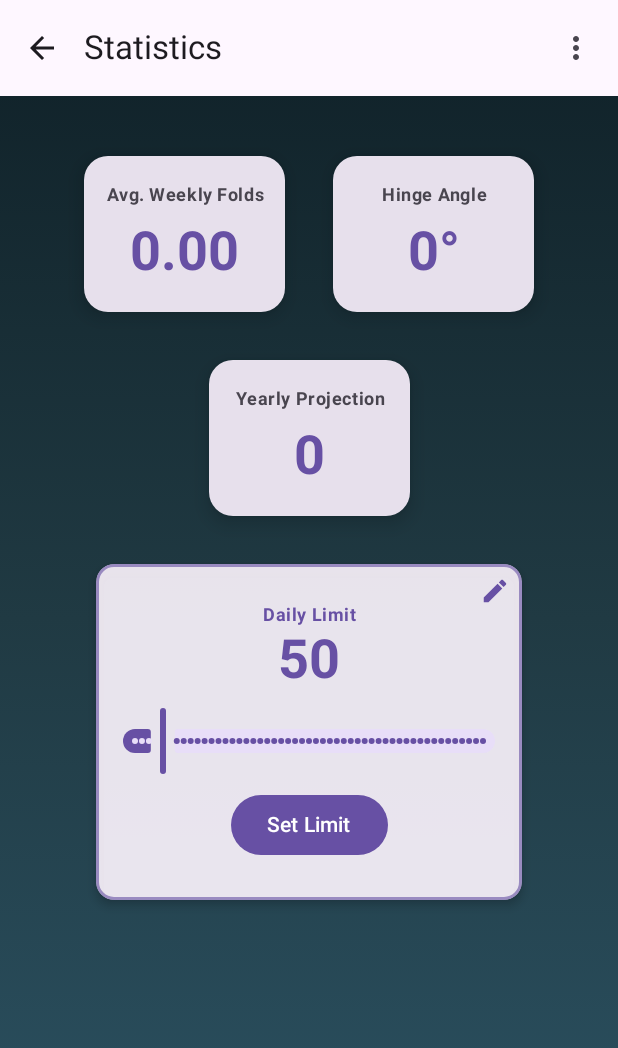
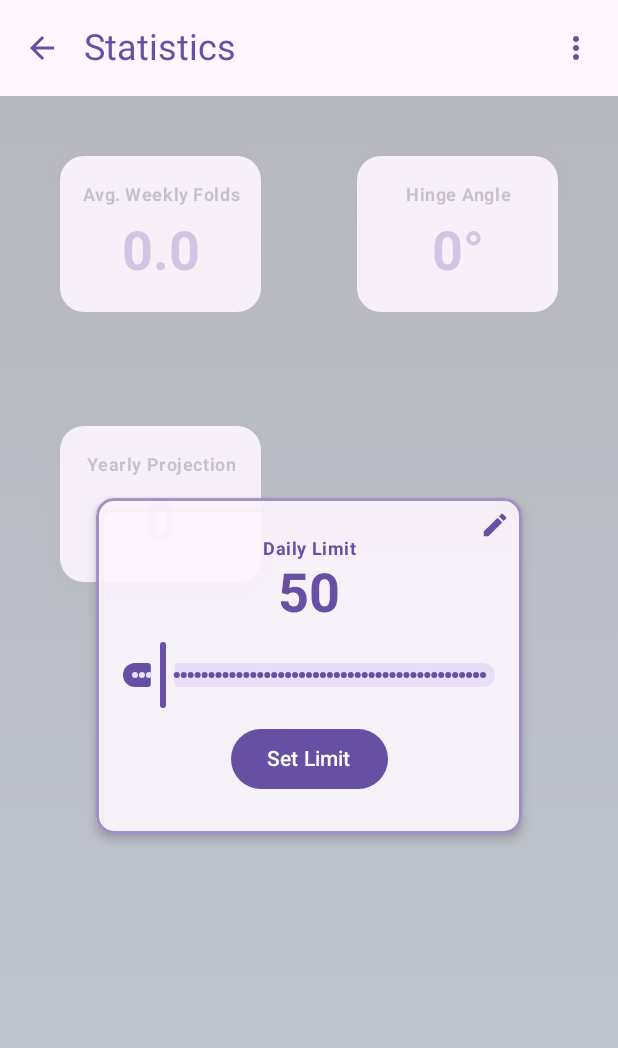
Before and after one commit to Veekshithkadaveru/FoldTracker, an Android app built with Jetpack Compose: the StatsScreen screen opened through its navigation route, after a tap on "Daily Limit", on a phone screen of 412 x 824 dp. Shown: the top 1048 px of the screen. Run offline under Robolectric (Android 15) with nearby library versions, the phone set to English and light mode, and no system bars; our stand-ins replace Dagger/Hilt's generated code; libraries missing offline, so code that uses them is left out: androidx.glance, androidx.glance.action, androidx.glance.appwidget, androidx.glance.background, androidx.glance.layout and 2 more; 3 statements that could not run were skipped.

Commit message:
Improve UI layout with larger cards and better spacing (#11)
* Improve UI layout with larger cards and better spacing

* Change Text Colors and Icon Colors in scaffold

```diff
--- a/app/src/main/java/com/example/foldtracker/core/ui/CommonUI.kt
+++ b/app/src/main/java/com/example/foldtracker/core/ui/CommonUI.kt
@@ -42,7 +42,7 @@ fun gradientBackground(): Brush = Brush.verticalGradient(
 )
 
 @Composable
-fun CounterCard(label: String, count: Any) {
+fun CounterCard(label: String, count: Any,modifier: Modifier) {
     // Fixed size for all cards
     val cardWidth = 150.dp
     val cardHeight = 120.dp
--- a/app/src/main/java/com/example/foldtracker/feature/stats/ui/StatsScreen.kt
+++ b/app/src/main/java/com/example/foldtracker/feature/stats/ui/StatsScreen.kt
@@ -3,13 +3,16 @@ package com.example.foldtracker.feature.stats.ui
 import androidx.compose.foundation.background
 import androidx.compose.foundation.gestures.detectTapGestures
 import androidx.compose.foundation.layout.Arrangement
+import androidx.compose.foundation.layout.Box
 import androidx.compose.foundation.layout.Column
 import androidx.compose.foundation.layout.Row
 import androidx.compose.foundation.layout.Spacer
 import androidx.compose.foundation.layout.fillMaxSize
-import androidx.compose.foundation.layout.fillMaxWidth
 import androidx.compose.foundation.layout.height
 import androidx.compose.foundation.layout.padding
+import androidx.compose.foundation.layout.size
+import androidx.compose.foundation.rememberScrollState
+import androidx.compose.foundation.verticalScroll
 import androidx.compose.material.icons.Icons
 import androidx.compose.material.icons.automirrored.filled.ArrowBack
 import androidx.compose.material.icons.filled.MoreVert
@@ -35,6 +38,7 @@ import androidx.compose.ui.Modifier
 import androidx.compose.ui.input.pointer.pointerInput
 import androidx.compose.ui.text.font.FontWeight
 import androidx.compose.ui.unit.dp
+import androidx.compose.ui.unit.sp
 import androidx.navigation.NavController
 import com.example.foldtracker.core.ui.CounterCard
 import com.example.foldtracker.core.ui.gradientBackground
@@ -53,15 +57,24 @@ fun StatsScreen(viewModel: CounterViewModel, navController: NavController) {
     var showAboutDialog by remember { mutableStateOf(false) }
     var showHelpDialog by remember { mutableStateOf(false) }
 
+    val scrollState = rememberScrollState()
+
     Scaffold(
         topBar = {
             TopAppBar(
-                title = { Text("Statistics") },
+                title = {
+                    Text(
+                        "Statistics",
+                        color = MaterialTheme.colorScheme.primary,
+                        fontSize = 24.sp
+                    )
+                },
                 navigationIcon = {
                     IconButton(onClick = { navController.navigateUp() }) {
                         Icon(
                             imageVector = Icons.AutoMirrored.Filled.ArrowBack,
-                            contentDescription = "Back"
+                            contentDescription = "Back",
+                            tint =MaterialTheme.colorScheme.primary
                         )
                     }
                 },
@@ -69,7 +82,8 @@ fun StatsScreen(viewModel: CounterViewModel, navController: NavController) {
                     IconButton(onClick = { showOverflowMenu = true }) {
                         Icon(
                             imageVector = Icons.Default.MoreVert,
-                            contentDescription = "More options"
+                            contentDescription = "More options",
+                            tint =MaterialTheme.colorScheme.primary
                         )
                     }
                     DropdownMenu(
@@ -95,37 +109,109 @@ fun StatsScreen(viewModel: CounterViewModel, navController: NavController) {
             )
         }
     ) { paddingValues ->
-        Column(
+        Box(
             modifier = Modifier
                 .fillMaxSize()
                 .background(gradientBackground())
                 .padding(paddingValues)
-                .padding(16.dp)
-                .pointerInput(isDailyLimitCardExpanded) {
-                    detectTapGestures { _ ->
+                .pointerInput(Unit) {
+                    detectTapGestures {
                         if (isDailyLimitCardExpanded) {
                             isDailyLimitCardExpanded = false
                         }
                     }
-                },
-            verticalArrangement = Arrangement.Top,
-            horizontalAlignment = Alignment.CenterHorizontally
+                }
         ) {
-            Spacer(modifier = Modifier.height(16.dp))
-            Row(
+            Column(
                 modifier = Modifier
-                    .fillMaxWidth()
-                    .padding(horizontal = 16.dp),
-                horizontalArrangement = Arrangement.SpaceEvenly
+                    .fillMaxSize()
+                    .padding(32.dp)
+                    .verticalScroll(scrollState),
+                horizontalAlignment = Alignment.CenterHorizontally,
+                verticalArrangement = Arrangement.spacedBy(60.dp)
             ) {
-                CounterCard("Avg. Weekly Folds", String.format("%.2f", averageFolds))
-                CounterCard("Hinge Angle", "$hingeAngle°")
+                // First row with two cards
+                Row(
+                    horizontalArrangement = Arrangement.spacedBy(48.dp)
+                ) {
+                    // Average Weekly Folds Card
+                    CounterCard(
+                        label = "Avg. Weekly Folds",
+                        count = String.format("%.1f", averageFolds),
+                        modifier = Modifier.size(165.dp, 140.dp)
+                    )
+
+                    // Hinge Angle Card
+                    CounterCard(
+                        label = "Hinge Angle",
+                        count = "$hingeAngle°",
+                        modifier = Modifier.size(165.dp, 140.dp)
+                    )
+                }
+
+                // Second row with two cards
+                Row(
+                    horizontalArrangement = Arrangement.spacedBy(48.dp)
+                ) {
+                    // Yearly Projection Card
+                    CounterCard(
+                        label = "Yearly Projection",
+                        count = String.format("%d", yearlyProjection),
+                        modifier = Modifier.size(165.dp, 140.dp)
+                    )
+
+                    // Daily Limit Card (in the same size as others)
+                    Box(
+                        modifier = Modifier
+                            .size(165.dp, 140.dp)
+                            .pointerInput(Unit) {
+                                detectTapGestures {
+                                    isDailyLimitCardExpanded = true
+                                }
+                            }
+                    ) {
+                        if (!isDailyLimitCardExpanded) {
+                            DailyLimitCard(
+                                viewModel = viewModel,
+                                isExpanded = false
+                            ) {
+                                isDailyLimitCardExpanded = true
+                            }
+                        }
+                    }
+                }
+
+                // Bottom spacing
+                Spacer(modifier = Modifier.height(24.dp))
             }
-            Spacer(modifier = Modifier.height(16.dp))
-            CounterCard("Yearly Projection", String.format("%d", yearlyProjection))
-            Spacer(modifier = Modifier.height(16.dp))
-            DailyLimitCard(viewModel = viewModel, isExpanded = isDailyLimitCardExpanded) {
-                isDailyLimitCardExpanded = !isDailyLimitCardExpanded
+
+            // If daily limit card is expanded, show it on top
+            if (isDailyLimitCardExpanded) {
+                Box(
+                    modifier = Modifier
+                        .fillMaxSize()
+                        .background(MaterialTheme.colorScheme.background.copy(alpha = 0.7f))
+                        .pointerInput(Unit) {
+                            detectTapGestures {
+                                isDailyLimitCardExpanded = false
+                            }
+                        },
+                    contentAlignment = Alignment.Center
+                ) {
+                    // Stop propagation of clicks within the card
+                    Box(
+                        modifier = Modifier.pointerInput(Unit) {
+                            detectTapGestures { /* Consume click events */ }
+                        }
+                    ) {
+                        DailyLimitCard(
+                            viewModel = viewModel,
+                            isExpanded = true
+                        ) {
+                            isDailyLimitCardExpanded = it
+                        }
+                    }
+                }
             }
         }
     }
```
